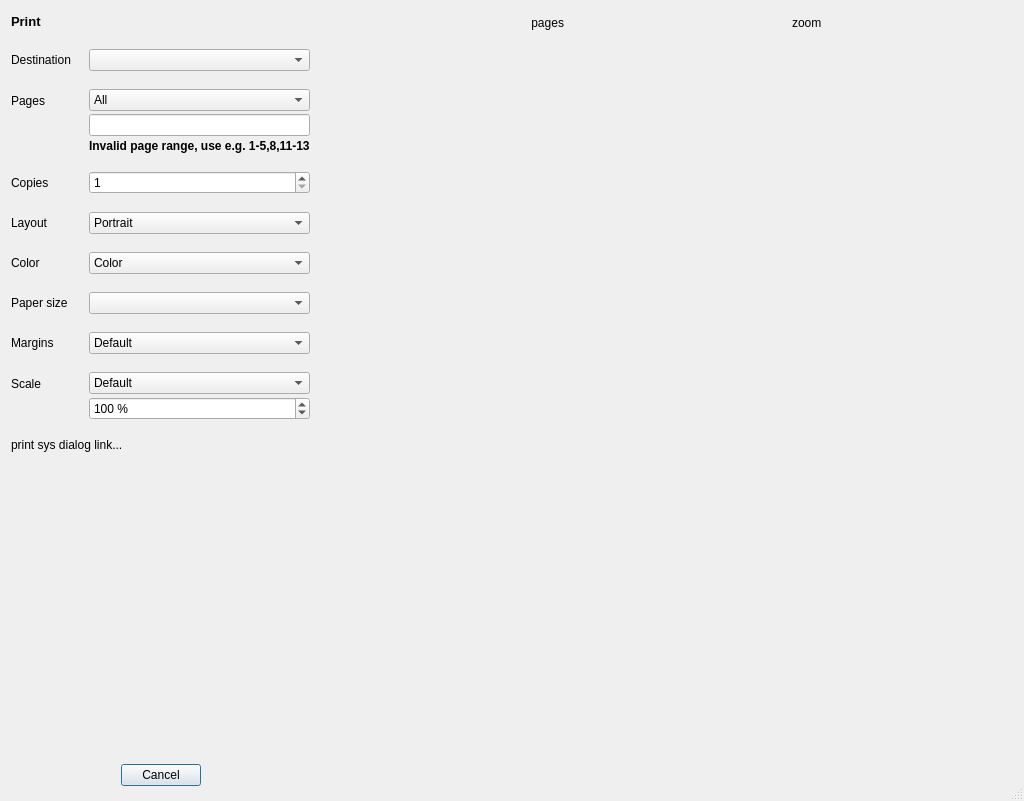
Above: src/printdialog.ui from rgriebl/brickstore before the change. Below: the same form after it.
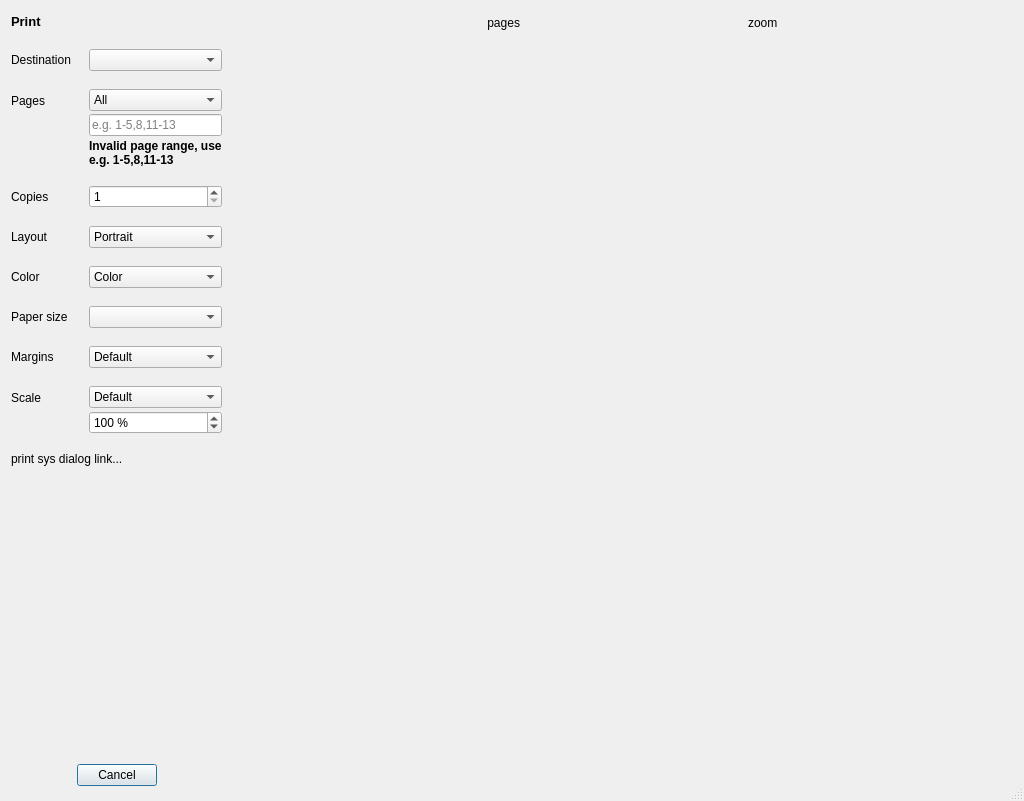
That is the form after the change. Icons and pictures are not drawn.

Commit message: Tweaking the print preview UI

```diff
--- a/src/printdialog.ui
+++ b/src/printdialog.ui
@@ -345,7 +345,11 @@
           </widget>
          </item>
          <item>
-          <widget class="QLineEdit" name="w_pageSelect"/>
+          <widget class="QLineEdit" name="w_pageSelect">
+           <property name="placeholderText">
+            <string>e.g. 1-5,8,11-13</string>
+           </property>
+          </widget>
          </item>
          <item>
           <widget class="QLabel" name="w_pageSelectWarning">
@@ -358,6 +362,9 @@
            <property name="text">
             <string>Invalid page range, use e.g. 1-5,8,11-13</string>
            </property>
+           <property name="wordWrap">
+            <bool>true</bool>
+           </property>
           </widget>
          </item>
         </layout>
```
The commit also changes 2 other files.
